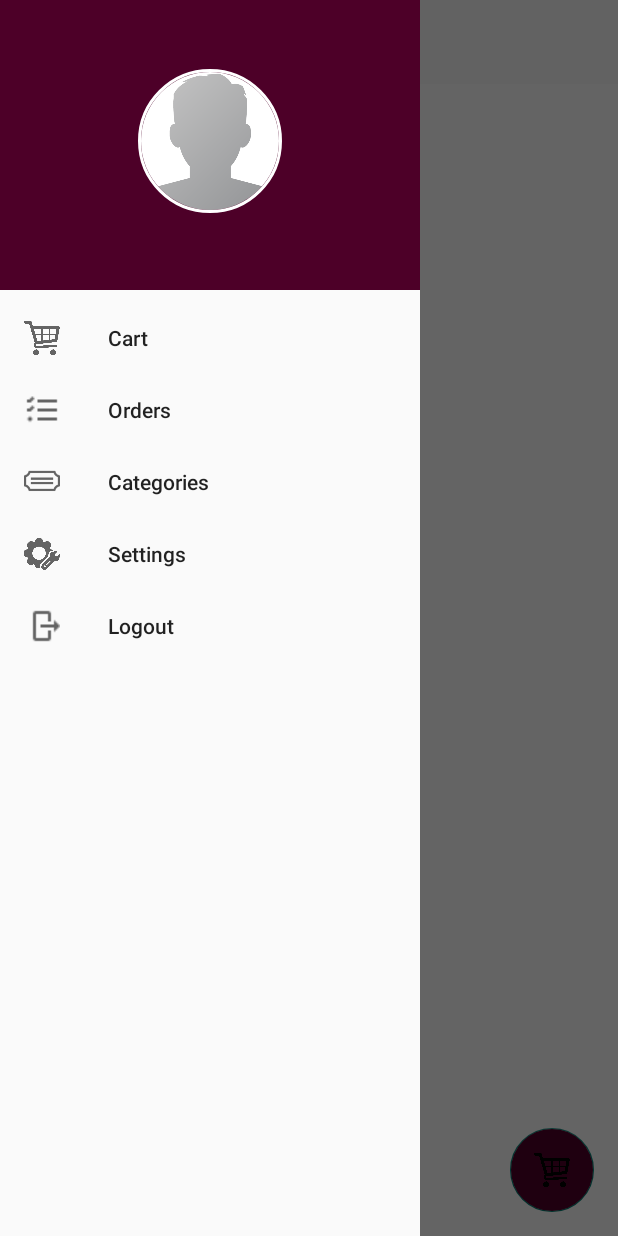
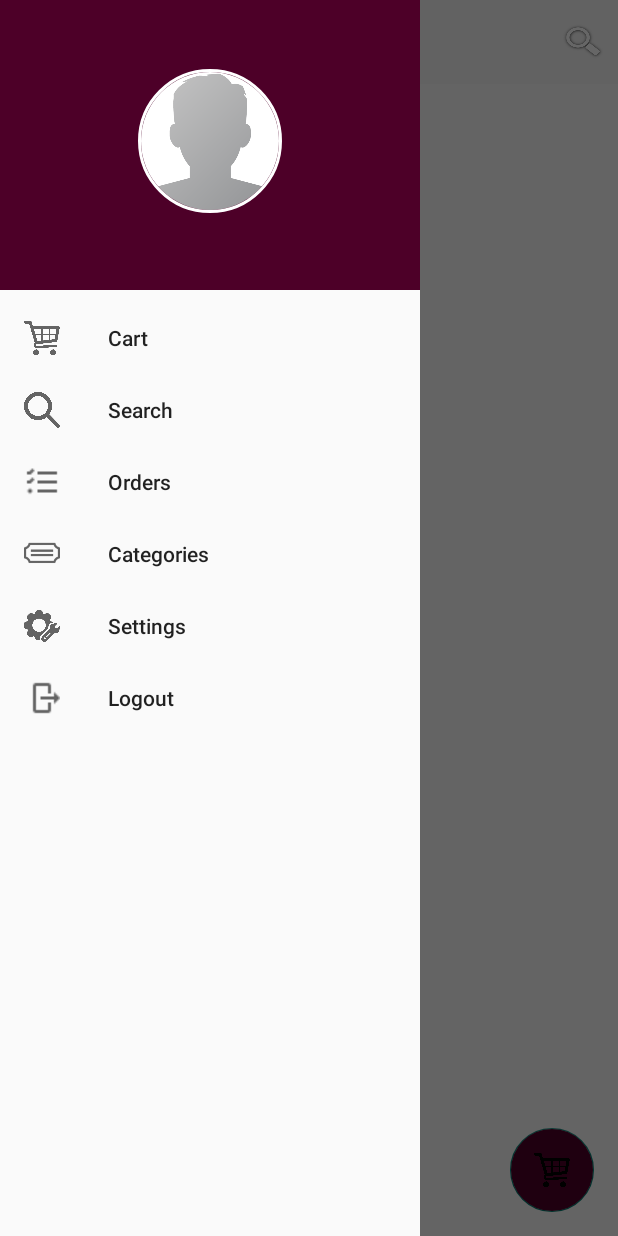
Before and after one commit to BetyDobre/VirtualMakeover-Android_AR_app, an Android app: the HomeActivity screen opened directly, with no data from a screen before it, with the side drawer open, on a phone screen of 412 x 824 dp. Run offline under Robolectric (Android 15) with nearby library versions, the phone set to English and light mode, and no system bars; our stand-ins replace CircleImageView, Firebase (no records; nobody signed in at launch, a user with empty details on screens opened directly), Picasso; libraries missing offline, so code that uses them is left out: io.paperdb; 3 statements that could not run were skipped.

Commit message:
implemented Seach feature

```diff
--- a/app/src/main/AndroidManifest.xml
+++ b/app/src/main/AndroidManifest.xml
@@ -17,7 +17,8 @@
         android:supportsRtl="true"
         android:theme="@style/Theme.ARShop"
         tools:replace="android:icon,android:theme">
-        <activity android:name=".AdminOrderProductsActivity"></activity>
+        <activity android:name=".SearchProductsActivity"></activity>
+        <activity android:name=".AdminOrderProductsActivity" />
         <activity android:name=".AdminOrdersActivity" />
         <activity android:name=".OrderActivity" />
         <activity android:name=".CartActivity" />
--- a/app/src/main/java/com/shop/HomeActivity.java
+++ b/app/src/main/java/com/shop/HomeActivity.java
@@ -9,6 +9,7 @@ import android.view.MenuItem;
 import android.view.View;
 import android.view.Menu;
 import android.view.ViewGroup;
+import android.widget.Button;
 import android.widget.TextView;
 
 import com.firebase.ui.database.FirebaseRecyclerAdapter;
@@ -43,6 +44,7 @@ public class HomeActivity extends AppCompatActivity implements NavigationView.On
     private DatabaseReference ProductsRef;
     private RecyclerView recyclerView;
     RecyclerView.LayoutManager layoutManager;
+    private Button homeSearch;
 
     @Override
     protected void onCreate(Bundle savedInstanceState) {
@@ -56,6 +58,15 @@ public class HomeActivity extends AppCompatActivity implements NavigationView.On
         Toolbar toolbar = (Toolbar) findViewById(R.id.toolbar);
         toolbar.setTitle("Home");
         setSupportActionBar(toolbar);
+
+        homeSearch = findViewById(R.id.home_search);
+        homeSearch.setOnClickListener(new View.OnClickListener() {
+            @Override
+            public void onClick(View view) {
+                Intent intent = new Intent(HomeActivity.this, SearchProductsActivity.class);
+                startActivity(intent);
+            }
+        });
 
         FloatingActionButton fab = findViewById(R.id.fab);
         fab.setOnClickListener(new View.OnClickListener() {
@@ -185,6 +196,10 @@ public class HomeActivity extends AppCompatActivity implements NavigationView.On
             Intent intent = new Intent(HomeActivity.this, CartActivity.class);
             startActivity(intent);
         }
+        else if (id == R.id.nav_search){
+            Intent intent = new Intent(HomeActivity.this, SearchProductsActivity.class);
+            startActivity(intent);
+        }
         else if (id == R.id.nav_orders) {
 
         }
--- a/app/src/main/res/layout/app_bar_home.xml
+++ b/app/src/main/res/layout/app_bar_home.xml
@@ -16,7 +16,19 @@
             android:layout_width="match_parent"
             android:layout_height="?attr/actionBarSize"
             android:background="?attr/colorPrimary"
-            app:popupTheme="@style/Theme.ARShop.PopupOverlay" />
+            app:popupTheme="@style/Theme.ARShop.PopupOverlay">
+            <Button
+                android:id="@+id/home_search"
+                android:layout_width="30dp"
+                android:layout_height="wrap_content"
+                android:layout_marginTop="15dp"
+                android:layout_marginBottom="15dp"
+                android:layout_marginEnd="10dp"
+                android:background="@drawable/search_white"
+                android:layout_gravity="right"
+                ></Button>
+        </androidx.appcompat.widget.Toolbar>
+
 
     </com.google.android.material.appbar.AppBarLayout>
 
--- a/app/src/main/res/menu/activity_home_drawer.xml
+++ b/app/src/main/res/menu/activity_home_drawer.xml
@@ -8,6 +8,11 @@
             android:id="@+id/nav_cart"
             android:icon="@drawable/nav_cart"
             android:title="Cart"
+            android:iconTint="@color/white"/>
+        <item
+            android:id="@+id/nav_search"
+            android:icon="@drawable/search"
+            android:title="Search"
             android:iconTint="@color/white"/>
         <item
             android:id="@+id/nav_orders"
```
Also changed, not shown: app/src/main/java/com/shop/SearchProductsActivity.java (added, +101 -0 lines), app/src/main/res/layout/activity_search_products.xml (added, +54 -0 lines), app/src/main/res/drawable/search.png (added), app/src/main/res/drawable/search_white.png (added).
